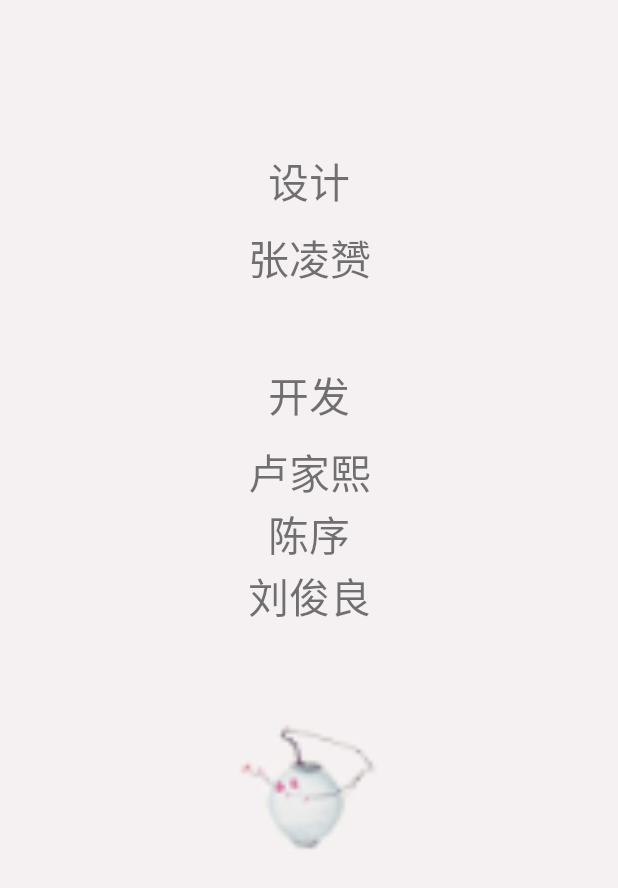
After one commit to DaddyTrap/ADream, an Android app: the PeopleActivity screen opened directly, with no data from a screen before it, on a phone screen of 412 x 824 dp. The commit adds this screen. Shown: the top 888 px of the screen. Run offline under Robolectric (Android 15) with nearby library versions, the phone set to English and light mode, and no system bars; Roboto replaces fonts that are not available here.

Commit message:
add people activity

```diff
--- a/app/src/main/AndroidManifest.xml
+++ b/app/src/main/AndroidManifest.xml
@@ -31,9 +31,10 @@
 
         <service android:name=".service.MusicService" />
 
-        <activity android:name=".activity.CalendarActivity"></activity>
-        <activity android:name=".activity.EditMiaobiActivity"></activity>
-        <activity android:name=".activity.ShiciDetailActivity"></activity>
+        <activity android:name=".activity.CalendarActivity" />
+        <activity android:name=".activity.EditMiaobiActivity" />
+        <activity android:name=".activity.ShiciDetailActivity" />
+        <activity android:name=".activity.PeopleActivity"></activity>
     </application>
 
 </manifest>
--- a/app/src/main/java/io/github/daddytrap/adream/activity/MainActivity.java
+++ b/app/src/main/java/io/github/daddytrap/adream/activity/MainActivity.java
@@ -393,6 +393,14 @@ public class MainActivity extends AppCompatActivity implements SensorEventListen
 
         userName.setTypeface(app.KAI_TI_FONT);
 
+        ren.setOnClickListener(new View.OnClickListener() {
+            @Override
+            public void onClick(View v) {
+                Intent intent = new Intent(MainActivity.this, PeopleActivity.class);
+                startActivity(intent);
+            }
+        });
+
         Animation blinkAnimation = new AlphaAnimation(0.2f, 1f);
         blinkAnimation.setDuration(1500);
         blinkAnimation.setRepeatMode(Animation.REVERSE);
--- /dev/null
+++ b/app/src/main/java/io/github/daddytrap/adream/activity/PeopleActivity.java
@@ -0,0 +1,35 @@
+package io.github.daddytrap.adream.activity;
+
+import android.support.v7.app.AppCompatActivity;
+import android.os.Bundle;
+import android.widget.TextView;
+
+import io.github.daddytrap.adream.ADApplication;
+import io.github.daddytrap.adream.R;
+
+public class PeopleActivity extends AppCompatActivity {
+
+    private ADApplication app = ADApplication.getInstance();
+
+    private TextView design, zhang, develop, lu, chen, liu;
+
+    @Override
+    protected void onCreate(Bundle savedInstanceState) {
+        super.onCreate(savedInstanceState);
+        setContentView(R.layout.activity_people);
+
+        design = (TextView) findViewById(R.id.design);
+        zhang = (TextView) findViewById(R.id.zhang);
+        develop = (TextView) findViewById(R.id.develop);
+        lu = (TextView) findViewById(R.id.lu);
+        chen = (TextView) findViewById(R.id.chen);
+        liu = (TextView) findViewById(R.id.liu);
+
+        design.setTypeface(app.KAI_TI_FONT);
+        zhang.setTypeface(app.KAI_TI_FONT);
+        develop.setTypeface(app.KAI_TI_FONT);
+        lu.setTypeface(app.KAI_TI_FONT);
+        chen.setTypeface(app.KAI_TI_FONT);
+        liu.setTypeface(app.KAI_TI_FONT);
+    }
+}
--- /dev/null
+++ b/app/src/main/res/layout/activity_people.xml
@@ -0,0 +1,77 @@
+<?xml version="1.0" encoding="utf-8"?>
+<android.support.constraint.ConstraintLayout xmlns:android="http://schemas.android.com/apk/res/android"
+    xmlns:app="http://schemas.android.com/apk/res-auto"
+    xmlns:tools="http://schemas.android.com/tools"
+    android:layout_width="match_parent"
+    android:layout_height="match_parent"
+    android:background="@color/peopleBackground"
+    tools:context="io.github.daddytrap.adream.activity.PeopleActivity">
+
+    <TextView
+        android:id="@+id/design"
+        android:text="@string/people_design"
+        android:layout_width="wrap_content"
+        android:layout_height="wrap_content"
+        android:layout_marginTop="100dp"
+        style="@style/PeopleText"
+        app:layout_constraintTop_toTopOf="parent"
+        app:layout_constraintLeft_toLeftOf="parent"
+        app:layout_constraintRight_toRightOf="parent"/>
+    <TextView
+        android:id="@+id/zhang"
+        android:text="@string/people_zhang"
+        android:layout_width="wrap_content"
+        android:layout_height="wrap_content"
+        android:layout_marginTop="10dp"
+        style="@style/PeopleText"
+        app:layout_constraintTop_toBottomOf="@+id/design"
+        app:layout_constraintLeft_toLeftOf="parent"
+        app:layout_constraintRight_toRightOf="parent"/>
+    <TextView
+        android:id="@+id/develop"
+        android:text="@string/people_develop"
+        android:layout_width="wrap_content"
+        android:layout_height="wrap_content"
+        android:layout_marginTop="50dp"
+        style="@style/PeopleText"
+        app:layout_constraintTop_toBottomOf="@+id/zhang"
+        app:layout_constraintLeft_toLeftOf="parent"
+        app:layout_constraintRight_toRightOf="parent"/>
+    <TextView
+        android:id="@+id/lu"
+        android:text="@string/people_lu"
+        android:layout_width="wrap_content"
+        android:layout_height="wrap_content"
+        android:layout_marginTop="10dp"
+        style="@style/PeopleText"
+        app:layout_constraintTop_toBottomOf="@+id/develop"
+        app:layout_constraintLeft_toLeftOf="parent"
+        app:layout_constraintRight_toRightOf="parent"/>
+    <TextView
+        android:id="@+id/chen"
+        android:text="@string/people_chen"
+        android:layout_width="wrap_content"
+        android:layout_height="wrap_content"
+        style="@style/PeopleText"
+        app:layout_constraintTop_toBottomOf="@+id/lu"
+        app:layout_constraintLeft_toLeftOf="parent"
+        app:layout_constraintRight_toRightOf="parent"/>
+    <TextView
+        android:id="@+id/liu"
+        android:text="@string/people_liu"
+        android:layout_width="wrap_content"
+        android:layout_height="wrap_content"
+        style="@style/PeopleText"
+        app:layout_constraintTop_toBottomOf="@+id/chen"
+        app:layout_constraintLeft_toLeftOf="parent"
+        app:layout_constraintRight_toRightOf="parent"/>
+
+    <ImageView
+        android:layout_width="100dp"
+        android:layout_height="100dp"
+        android:src="@mipmap/people_vast"
+        android:layout_marginTop="50dp"
+        app:layout_constraintTop_toBottomOf="@+id/liu"
+        app:layout_constraintLeft_toLeftOf="parent"
+        app:layout_constraintRight_toRightOf="parent"/>
+</android.support.constraint.ConstraintLayout>
--- a/app/src/main/res/values/colors.xml
+++ b/app/src/main/res/values/colors.xml
@@ -7,4 +7,5 @@
     <color name="colorAccent">#FF4081</color>
     <color name="colorCalendar">#8A1315</color>
     <color name="drawerBackground">#D3A7B1</color>
+    <color name="peopleBackground">#F5F1F2</color>
 </resources>
--- a/app/src/main/res/values/strings.xml
+++ b/app/src/main/res/values/strings.xml
@@ -11,7 +11,15 @@
 
     <!-- TODO: Remove or change this placeholder text -->
     <string name="hello_blank_fragment">Hello blank fragment</string>
+
     <string name="drawer_user_name">夏目贵志</string>
+
+    <string name="people_design">设计</string>
+    <string name="people_zhang">张凌赟</string>
+    <string name="people_develop">开发</string>
+    <string name="people_lu">卢家熙</string>
+    <string name="people_chen">陈序</string>
+    <string name="people_liu">刘俊良</string>
 
     <string name="calendar_request_error">网络请求老黄历失败</string>
     <string name="calendar_empty">\　\　</string>
--- a/app/src/main/res/values/styles.xml
+++ b/app/src/main/res/values/styles.xml
@@ -69,4 +69,8 @@
         <item name="colorControlActivated">#d6d6d6</item>
     </style>
 
+    <style name="PeopleText">
+        <item name="android:textSize">27sp</item>
+    </style>
+
 </resources>
--- a/build.gradle
+++ b/build.gradle
@@ -5,7 +5,7 @@ buildscript {
         jcenter()
     }
     dependencies {
-        classpath 'com.android.tools.build:gradle:3.0.1'
+        classpath 'com.android.tools.build:gradle:2.3.0'
 
         // NOTE: Do not place your application dependencies here; they belong
         // in the individual module build.gradle files
```
Also changed, not shown: app/src/main/res/mipmap-xxxhdpi/people_vast.jpg (added).
